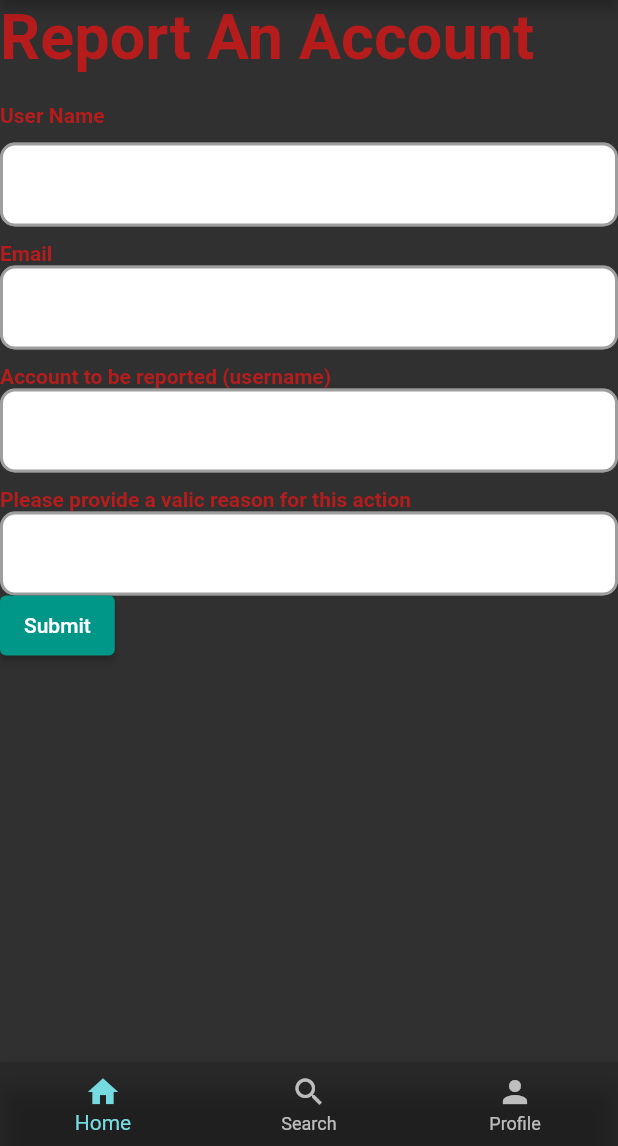
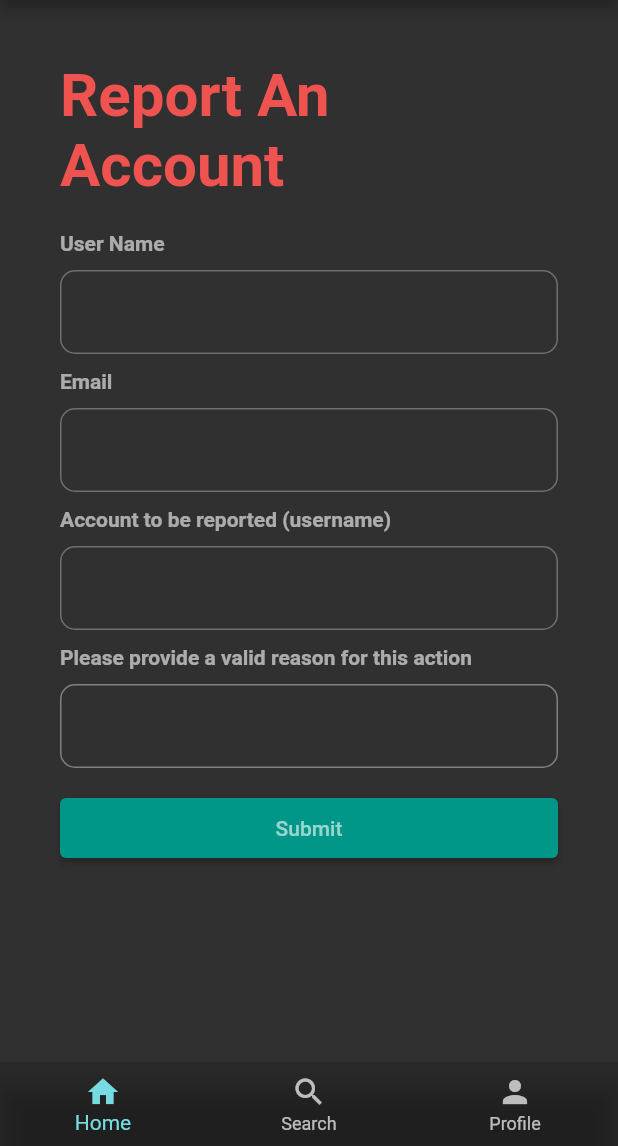
Before and after one commit to shewit-gh/AMP-Temari-Info, a Flutter app: the Report screen opened by its route, on a phone screen of 412 x 824 dp, the part 90-1236 px from its top. Run offline on Flutter 3.47's test engine with Material 2 defaults, Android fonts, the phone set to English and light mode, and no system bars.

Commit message:
user profile and report page added

```diff
--- a/temari_info_flutter/lib/presentation/report/report_screen.dart
+++ b/temari_info_flutter/lib/presentation/report/report_screen.dart
@@ -1,5 +1,4 @@
 import 'package:flutter/material.dart';
-import 'package:temari_info_flutter/presentation/contact/contact_screen.dart';
 import 'package:temari_info_flutter/presentation/shared/navBar_Widget.dart';
 
 
@@ -11,30 +10,40 @@ class Report extends StatelessWidget {
     return Scaffold(
       appBar:
           PreferredSize(preferredSize: Size.fromHeight(60.0), child: navtop()),
-      body: Center(
+      body: Padding(
+        padding: EdgeInsets.all(40),
         child: Column(
           crossAxisAlignment: CrossAxisAlignment.start,
           children: [
 
-            textfield("Report An Account", 42),
+            Text("Report An Account", style: TextStyle(color: Colors.red[400], fontSize:40, fontWeight: FontWeight.bold)),
             SizedBox(height: 20,),
 
-            textfield("User Name", 14),
+            textfield2("User Name", 14),
             SizedBox(height: 10,),
             singleLineText(),
 
             SizedBox(height: 10,),
-            textfield("Email", 14),
+            textfield2("Email", 14),
+            SizedBox(height: 10,),
             singleLineText(),
 
             SizedBox(height: 10,),
-            textfield("Account to be reported (username)", 14),
+            textfield2("Account to be reported (username)", 14),
+            SizedBox(height: 10,),
             singleLineText(),
 
             SizedBox(height: 10,),
-            textfield("Please provide a valic reason for this action", 14),
-            singleLineText(),
-            submitButton()
+            textfield2("Please provide a valid reason for this action", 14),
+            SizedBox(height: 10,),
+            multipleLineText(),
+
+            SizedBox(height: 20,),
+            SizedBox(
+              width:double.infinity,
+              child:submitButton() ,
+            )
+
           ],
         ),
       ),
@@ -50,21 +59,23 @@ class Report extends StatelessWidget {
 
 //Textfields with single line input
 Widget singleLineText() {
-  return TextField(
+  return Form(
+    autovalidateMode: AutovalidateMode.always,
+    child: TextField(
       style: TextStyle(color: Colors.black, fontSize: 14),
       decoration: InputDecoration(
-      fillColor: Colors.white,
+        fillColor: Colors.transparent,
         filled: true,
         enabledBorder: OutlineInputBorder(
-        borderSide: const BorderSide(color: Colors.black38, width: 2.0),
+          borderSide: const BorderSide(color: Colors.white30, width: 1.0),
           borderRadius: BorderRadius.circular(10.0),
         ),
         focusedBorder: OutlineInputBorder(
-        borderSide: const BorderSide(color: Colors.black12, width: 2.0),
+          borderSide: const BorderSide(color: Colors.white30, width: 2.0),
           borderRadius: BorderRadius.circular(10.0),
         ),
       ),
-  );
+  ));
 }
 
 ///multiple line text field
@@ -75,14 +86,14 @@ Widget multipleLineText() {
     keyboardType: TextInputType.multiline,
     style: TextStyle(color: Colors.black, fontSize: 14),
     decoration: InputDecoration(
-      fillColor: Colors.white,
+      fillColor: Colors.transparent,
       filled: true,
       enabledBorder: OutlineInputBorder(
-        borderSide: const BorderSide(color: Colors.black38, width: 2.0),
+        borderSide: const BorderSide(color: Colors.white38, width: 1.0),
         borderRadius: BorderRadius.circular(10.0),
       ),
       focusedBorder: OutlineInputBorder(
-        borderSide: const BorderSide(color: Colors.black12, width: 2.0),
+        borderSide: const BorderSide(color: Colors.white54, width: 2.0),
         borderRadius: BorderRadius.circular(10.0),
       ),
     ),
@@ -93,17 +104,18 @@ Widget submitButton() {
   return SizedBox(
     height: 40,
     child:ElevatedButton(
-    onPressed: () {}, child: Text('Submit')) ,)
+    onPressed: () {}, child: Text('Submit', style: TextStyle(color: Colors.white60),)) ,)
   ;
 }
 
 
-Widget textfield(String text, double fsize) {
+
+Widget textfield2(String text, double fsize) {
   return Text(
     text,
     textAlign: TextAlign.left,
     textDirection: TextDirection.ltr,
     style: TextStyle(
-        color: Colors.red[900], fontSize: fsize, fontWeight: FontWeight.bold),
+        color: Colors.white60, fontSize: fsize, fontWeight: FontWeight.bold),
   );
 }
```
Also changed, not shown: temari_info_flutter/lib/presentation/user/user_screen.dart (+104 -2 lines). Lines whose indentation alone changed are shown as unchanged.
